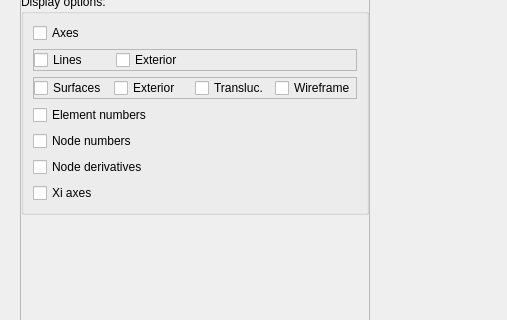
Before: the Qt Designer form mapclientplugins/meshgeneratorstep/qt/meshgeneratorwidget.ui in mlin865/mapclientplugins.scaffoldcreator, drawn with Qt 5; both pictures show x 0 to 507 and y 269 to 589 of the 1093 by 872 pixel window.
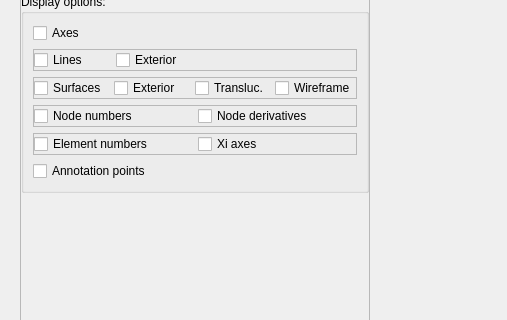
After: the same form once the commit is applied. Custom widgets are drawn as their Qt base class.

Commit message: Add annotation points display

The edit to the form file:
```diff
--- a/mapclientplugins/meshgeneratorstep/qt/meshgeneratorwidget.ui
+++ b/mapclientplugins/meshgeneratorstep/qt/meshgeneratorwidget.ui
@@ -307,12 +307,17 @@
                  </widget>
                 </item>
                 <item>
-                 <widget class="QCheckBox" name="displayElementNumbers_checkBox">
-                  <property name="text">
-                   <string>Element numbers</string>
+                 <widget class="QFrame" name="displayNodes_frame">
+                  <property name="frameShape">
+                   <enum>QFrame::StyledPanel</enum>
                   </property>
-                 </widget>
-                </item>
+                  <property name="frameShadow">
+                   <enum>QFrame::Raised</enum>
+                  </property>
+                  <layout class="QHBoxLayout" name="horizontalLayout_6">
+                   <property name="margin">
+                    <number>0</number>
+                   </property>
                 <item>
                  <widget class="QCheckBox" name="displayNodeNumbers_checkBox">
                   <property name="text">
@@ -327,10 +332,42 @@
                   </property>
                  </widget>
                 </item>
+                  </layout>
+                 </widget>
+                </item>
+                <item>
+                 <widget class="QFrame" name="displayElements_frame">
+                  <property name="frameShape">
+                   <enum>QFrame::StyledPanel</enum>
+                  </property>
+                  <property name="frameShadow">
+                   <enum>QFrame::Raised</enum>
+                  </property>
+                  <layout class="QHBoxLayout" name="horizontalLayout_4">
+                   <property name="margin">
+                    <number>0</number>
+                   </property>
+                   <item>
+                    <widget class="QCheckBox" name="displayElementNumbers_checkBox">
+                     <property name="text">
+                      <string>Element numbers</string>
+                     </property>
+                    </widget>
+                   </item>
                 <item>
                  <widget class="QCheckBox" name="displayXiAxes_checkBox">
                   <property name="text">
                    <string>Xi axes</string>
+                     </property>
+                    </widget>
+                   </item>
+                  </layout>
+                 </widget>
+                </item>
+                <item>
+                 <widget class="QCheckBox" name="displayAnnotationPoints_checkBox">
+                  <property name="text">
+                   <string>Annotation points</string>
                   </property>
                  </widget>
                 </item>
```
Lines whose indentation alone changed are shown as unchanged. The commit also changes 3 other files.
